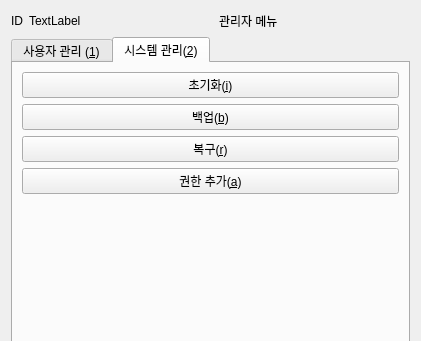
kar00034/coffee_management_system, file ui/manager.ui: the form before one commit; both pictures show x 0 to 421 and y 0 to 341 of the 421 by 514 pixel window.
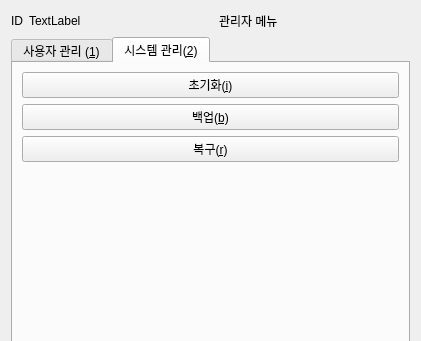
The form after the commit. The open tabs and pages were chosen to show the change.

```diff
--- a/ui/manager.ui
+++ b/ui/manager.ui
@@ -219,13 +219,6 @@
                </property>
               </widget>
              </item>
-             <item>
-              <widget class="QPushButton" name="pushButton">
-               <property name="text">
-                <string>권한 추가(&amp;a)</string>
-               </property>
-              </widget>
-             </item>
              <item>
               <spacer name="verticalSpacer">
                <property name="orientation">
```
